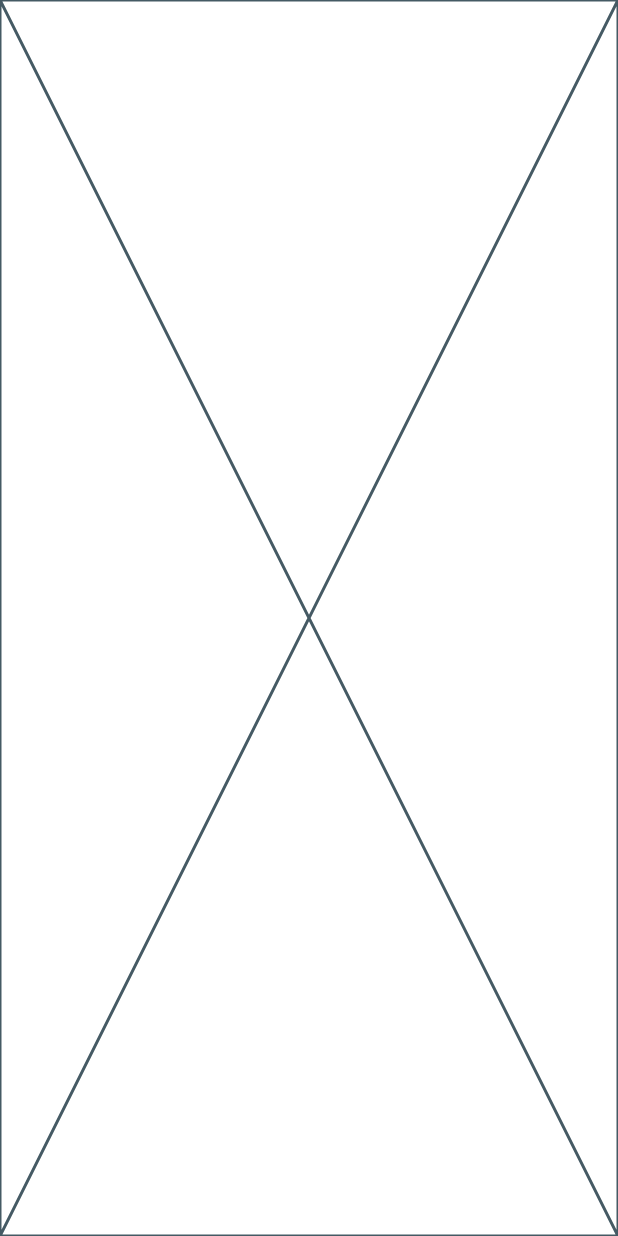
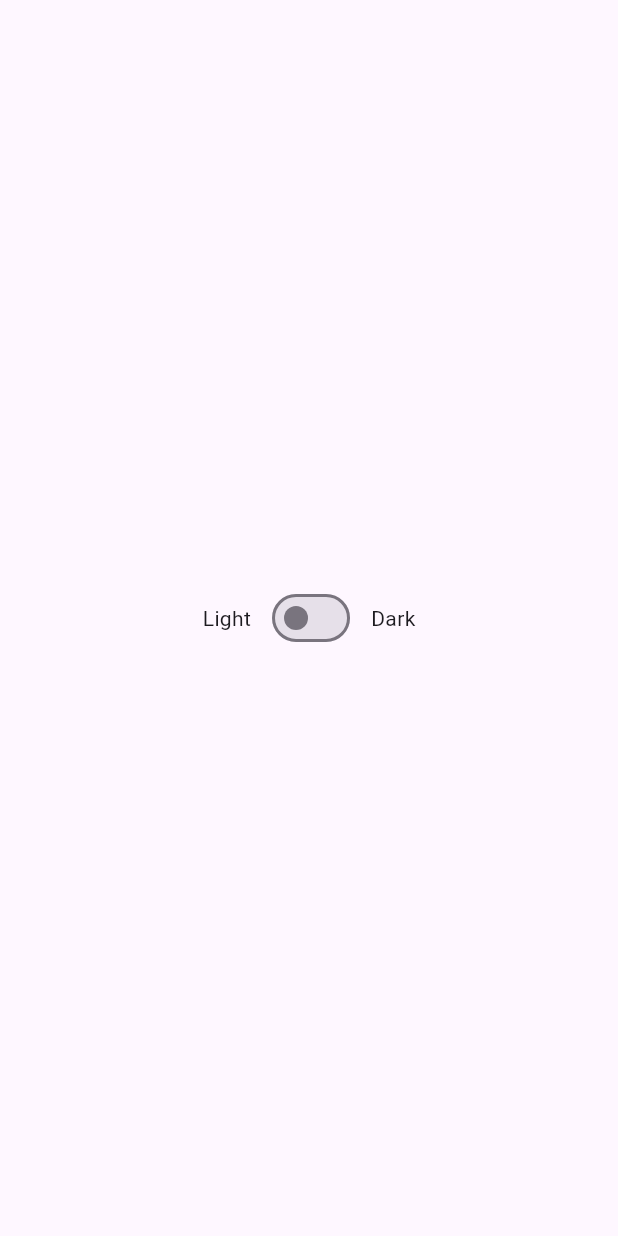
Before and after one commit to mohamedmagdy2301/ramadan_app, a Flutter app: the screen it shows after launch, on a phone screen of 412 x 824 dp. Run offline on Flutter 3.47's test engine with Material 3 defaults, Android fonts, the light colour scheme and no system bars; our stand-ins replace adaptive_theme.

Commit message:
Implement adaptive theme support and update main application structure

```diff
--- a/lib/main.dart
+++ b/lib/main.dart
@@ -1,14 +1,83 @@
+// Copyright © 2020 Birju Vachhani. All rights reserved.
+// Use of this source code is governed by an Apache license that can be
+// found in the LICENSE file.
+
+import 'package:adaptive_theme/adaptive_theme.dart';
 import 'package:flutter/material.dart';
 
-void main() {
-  runApp(const MyApp());
+void main() async {
+  WidgetsFlutterBinding.ensureInitialized();
+  final savedThemeMode = await AdaptiveTheme.getThemeMode();
+  runApp(MyApp(savedThemeMode: savedThemeMode));
 }
 
-class MyApp extends StatelessWidget {
-  const MyApp({super.key});
+class MyApp extends StatefulWidget {
+  final AdaptiveThemeMode? savedThemeMode;
+
+  const MyApp({super.key, this.savedThemeMode});
 
   @override
+  State<MyApp> createState() => _MyAppState();
+}
+
+class _MyAppState extends State<MyApp> {
+  @override
   Widget build(BuildContext context) {
-    return const Placeholder();
+    return AdaptiveTheme(
+      light: ThemeData.light(useMaterial3: true),
+      dark: ThemeData.dark(useMaterial3: true),
+      debugShowFloatingThemeButton: true,
+      initial: widget.savedThemeMode ?? AdaptiveThemeMode.system,
+      builder:
+          (theme, darkTheme) => MaterialApp(
+            theme: theme,
+            darkTheme: darkTheme,
+            home: MyHomePage(),
+          ),
+    );
   }
 }
+
+class MyHomePage extends StatefulWidget {
+  const MyHomePage({super.key});
+
+  @override
+  State<MyHomePage> createState() => _MyHomePageState();
+}
+
+class _MyHomePageState extends State<MyHomePage> {
+  @override
+  Widget build(BuildContext context) {
+    return Scaffold(
+      body: SafeArea(
+        child: SizedBox.expand(
+          child: Column(
+            crossAxisAlignment: CrossAxisAlignment.center,
+            mainAxisAlignment: MainAxisAlignment.center,
+            children: [
+              Row(
+                mainAxisSize: MainAxisSize.min,
+                children: [
+                  const Text('Light'),
+                  const SizedBox(width: 10),
+                  Switch.adaptive(
+                    value: AdaptiveTheme.of(context).mode.isDark,
+                    onChanged: (value) {
+                      if (value) {
+                        AdaptiveTheme.of(context).setDark();
+                      } else {
+                        AdaptiveTheme.of(context).setLight();
+                      }
+                    },
+                  ),
+                  const SizedBox(width: 10),
+                  const Text('Dark'),
+                ],
+              ),
+            ],
+          ),
+        ),
+      ),
+    );
+  }
+}
```
